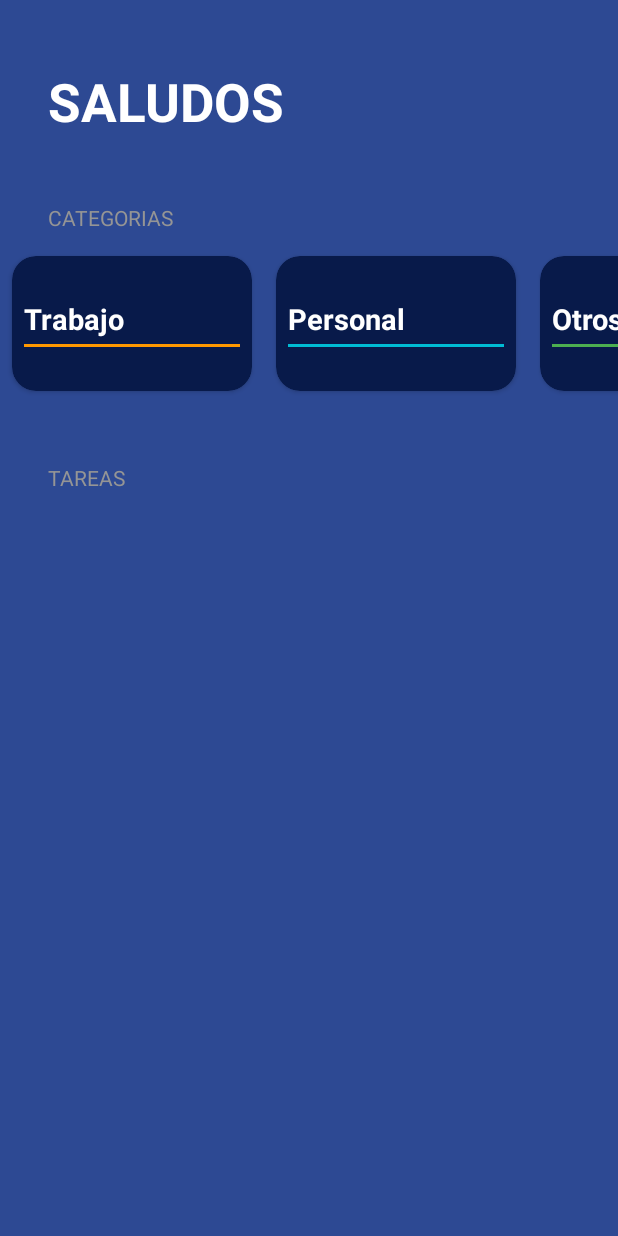
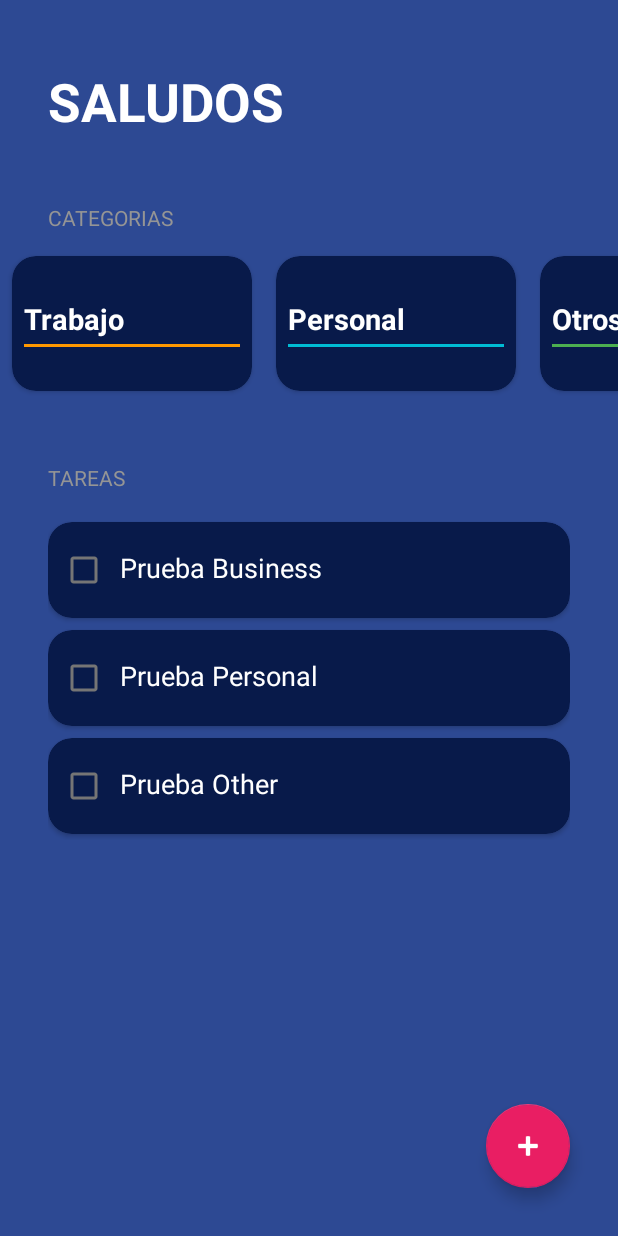
Before and after one commit to eulogioep/curso_android_2024, an Android app: the TodoAppActivity screen opened directly, with no data from a screen before it, on a phone screen of 412 x 824 dp. Run offline under Robolectric (Android 15) with nearby library versions, the phone set to English and light mode, and no system bars.

Commit message:
TODO APP: Agregando tareas.

```diff
--- /dev/null
+++ b/Aplicaciones/app/src/main/java/com/eulogioep/aplicaciones/todoapp/Task.kt
@@ -0,0 +1,3 @@
+package com.eulogioep.aplicaciones.todoapp
+
+data class Task(val name: String, val category: TaskCategory, var isSelected: Boolean = false)
--- a/Aplicaciones/app/src/main/java/com/eulogioep/aplicaciones/todoapp/TasksAdapter.kt
+++ b/Aplicaciones/app/src/main/java/com/eulogioep/aplicaciones/todoapp/TasksAdapter.kt
@@ -1,4 +1,20 @@
 package com.eulogioep.aplicaciones.todoapp
 
-class TasksAdapter {
+import android.view.LayoutInflater
+import android.view.ViewGroup
+import androidx.recyclerview.widget.RecyclerView
+import com.eulogioep.aplicaciones.R
+
+class TasksAdapter(private val tasks: List<Task>) : RecyclerView.Adapter<TasksViewHolder>() {
+    override fun onCreateViewHolder(parent: ViewGroup, viewType: Int): TasksViewHolder {
+        val view =
+            LayoutInflater.from(parent.context).inflate(R.layout.item_todo_task, parent, false)
+        return TasksViewHolder(view)
+    }
+
+    override fun getItemCount(): Int = tasks.size
+
+    override fun onBindViewHolder(holder: TasksViewHolder, position: Int) {
+        holder.render(tasks[position])
+    }
 }
--- a/Aplicaciones/app/src/main/java/com/eulogioep/aplicaciones/todoapp/TasksViewHolder.kt
+++ b/Aplicaciones/app/src/main/java/com/eulogioep/aplicaciones/todoapp/TasksViewHolder.kt
@@ -1,12 +1,19 @@
 package com.eulogioep.aplicaciones.todoapp
 
 import android.view.View
+import android.widget.CheckBox
+import android.widget.TextView
 import androidx.recyclerview.widget.RecyclerView
+import com.eulogioep.aplicaciones.R
 
 class TasksViewHolder (view: View) : RecyclerView.ViewHolder(view) {
 
+    private val tvTask: TextView = view.findViewById(R.id.tvTask)
+    private val cbTask: CheckBox = view.findViewById(R.id.cbTask)
 
-    fun render(){
+
+    fun render(task: Task){
+        tvTask.text = task.name
 
     }
 }
--- a/Aplicaciones/app/src/main/java/com/eulogioep/aplicaciones/todoapp/TodoAppActivity.kt
+++ b/Aplicaciones/app/src/main/java/com/eulogioep/aplicaciones/todoapp/TodoAppActivity.kt
@@ -8,6 +8,7 @@ import androidx.core.view.WindowInsetsCompat
 import androidx.recyclerview.widget.LinearLayoutManager
 import androidx.recyclerview.widget.RecyclerView
 import com.eulogioep.aplicaciones.R
+import com.google.android.material.floatingactionbutton.FloatingActionButton
 
 class TodoAppActivity : AppCompatActivity() {
 
@@ -17,10 +18,19 @@ class TodoAppActivity : AppCompatActivity() {
         TaskCategory.Other
     )
 
+    private val tasks = mutableListOf(
+        Task("Prueba Business", TaskCategory.Business),
+        Task("Prueba Personal", TaskCategory.Personal),
+        Task("Prueba Other", TaskCategory.Other),
+    )
+
     private lateinit var rvCategories: RecyclerView
     private lateinit var categoriesAdapter: CategoriesAdapter
 
     private lateinit var rvTasks: RecyclerView
+    private lateinit var tasksAdapter: TasksAdapter
+
+    private lateinit var fabAddTask: FloatingActionButton
 
 
 
@@ -36,12 +46,23 @@ class TodoAppActivity : AppCompatActivity() {
 
         iniComponent()
         initUI()
+        initListeners()
+
+
+    }
+
+    private fun initListeners() {
+        fabAddTask.setOnClickListener {showDialog() }
+    }
+
+    private fun showDialog() {
 
     }
 
     private fun iniComponent() {
         rvCategories = findViewById(R.id.rvCategories)
         rvTasks = findViewById(R.id.rvTasks)
+        fabAddTask = findViewById(R.id.fabAddTask)
     }
 
     private fun initUI() {
@@ -49,6 +70,10 @@ class TodoAppActivity : AppCompatActivity() {
         rvCategories.layoutManager =
             LinearLayoutManager(this, LinearLayoutManager.HORIZONTAL, false)
         rvCategories.adapter = categoriesAdapter
+
+        tasksAdapter = TasksAdapter(tasks)
+        rvTasks.layoutManager = LinearLayoutManager(this)
+        rvTasks.adapter = tasksAdapter
     }
 
 
--- a/Aplicaciones/app/src/main/res/layout/activity_todo_app.xml
+++ b/Aplicaciones/app/src/main/res/layout/activity_todo_app.xml
@@ -1,7 +1,12 @@
 <?xml version="1.0" encoding="utf-8"?>
-<LinearLayout xmlns:android="http://schemas.android.com/apk/res/android"
+
+<FrameLayout xmlns:android="http://schemas.android.com/apk/res/android"
     xmlns:app="http://schemas.android.com/apk/res-auto"
     xmlns:tools="http://schemas.android.com/tools"
+    android:layout_height="match_parent"
+    android:layout_width="match_parent">
+
+    <LinearLayout
         android:id="@+id/main"
         android:layout_width="match_parent"
         android:layout_height="match_parent"
@@ -26,7 +31,9 @@
             style="@style/TodoSubtitle"
             android:layout_width="wrap_content"
             android:layout_height="wrap_content"
-        android:text="@string/todo_categorias"></TextView>
+            android:text="@string/todo_categorias">
+
+        </TextView>
 
         <androidx.recyclerview.widget.RecyclerView
             android:id="@+id/rvCategories"
@@ -47,9 +54,26 @@
         <androidx.recyclerview.widget.RecyclerView
             android:id="@+id/rvTasks"
             android:layout_width="match_parent"
-        android:layout_height="wrap_content">
+            android:layout_height="wrap_content"
+            android:layout_marginHorizontal="32dp"
+            android:layout_marginTop="16dp">
 
         </androidx.recyclerview.widget.RecyclerView>
 
 
     </LinearLayout>
+
+    <com.google.android.material.floatingactionbutton.FloatingActionButton
+        android:id="@+id/fabAddTask"
+        android:layout_width="wrap_content"
+        android:layout_height="wrap_content"
+        android:layout_margin="32dp"
+        android:src="@android:drawable/ic_input_add"
+        app:backgroundTint="@color/todo_accent"
+        app:fabSize="normal"
+        app:tint="@color/white"
+        android:layout_gravity="end|bottom">
+
+    </com.google.android.material.floatingactionbutton.FloatingActionButton>
+
+</FrameLayout>
--- /dev/null
+++ b/Aplicaciones/app/src/main/res/layout/item_todo_task.xml
@@ -0,0 +1,36 @@
+<?xml version="1.0" encoding="utf-8"?>
+<androidx.cardview.widget.CardView xmlns:android="http://schemas.android.com/apk/res/android"
+    xmlns:app="http://schemas.android.com/apk/res-auto"
+    xmlns:tools="http://schemas.android.com/tools"
+    android:layout_width="match_parent"
+    android:layout_height="wrap_content"
+    android:layout_marginVertical="4dp"
+    app:cardBackgroundColor="@color/todo_background_card"
+    app:cardCornerRadius="16dp">
+
+    <LinearLayout
+        android:layout_width="match_parent"
+        android:layout_height="wrap_content"
+        android:orientation="horizontal"
+        android:paddingVertical="8dp">
+
+        <CheckBox
+            android:id="@+id/cbTask"
+            android:layout_width="wrap_content"
+            android:layout_height="wrap_content">
+
+        </CheckBox>
+
+        <TextView
+            android:id="@+id/tvTask"
+            android:layout_width="wrap_content"
+            android:layout_height="wrap_content"
+            android:textColor="@color/white"
+            android:textSize="18sp"
+            tools:text="My Task">
+
+        </TextView>
+
+    </LinearLayout>
+
+</androidx.cardview.widget.CardView>
```
Lines whose indentation alone changed are shown as unchanged.
